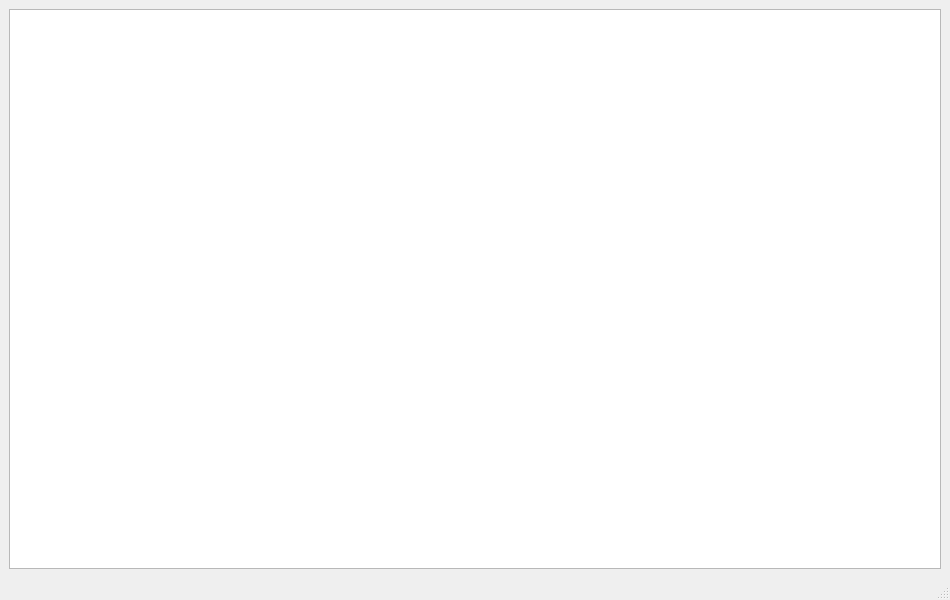
First picture: the form in code/src/mainwindow.ui, repository vdavv/GUI-CSV-Editor, before the edit.
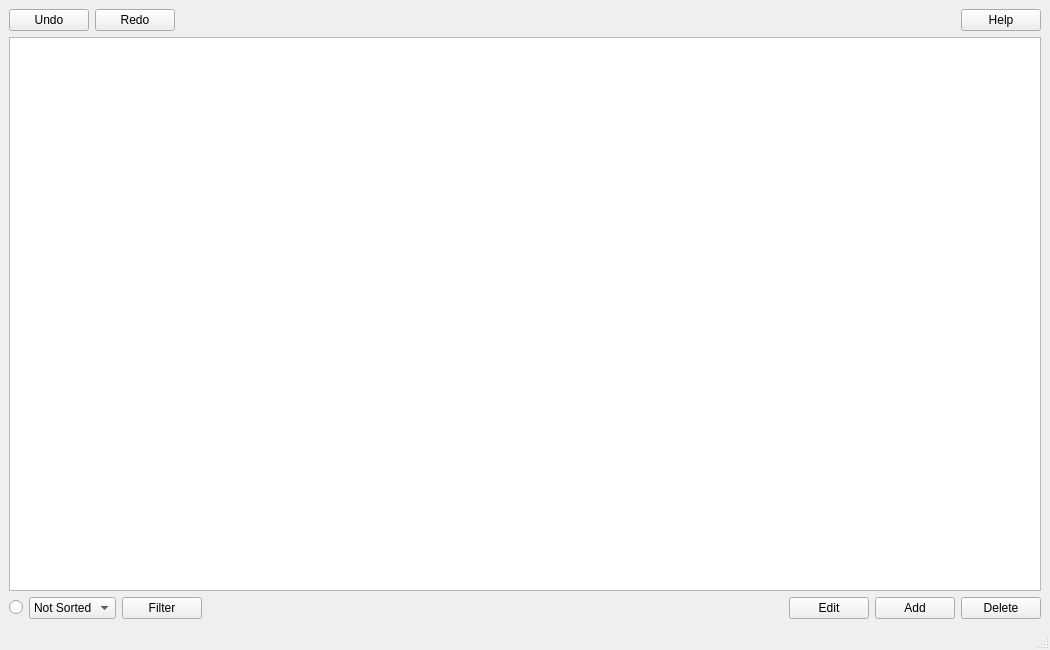
Second picture: the form after the edit. Icons and pictures are not drawn.

What changed in the file:
```diff
--- a/code/src/mainwindow.ui
+++ b/code/src/mainwindow.ui
@@ -9,8 +9,8 @@
    <rect>
     <x>0</x>
     <y>0</y>
-    <width>950</width>
-    <height>600</height>
+    <width>1050</width>
+    <height>650</height>
    </rect>
   </property>
   <property name="sizePolicy">
@@ -27,6 +27,134 @@
     <item row="0" column="0">
      <layout class="QGridLayout" name="gridLayout">
       <item row="0" column="0">
+       <layout class="QHBoxLayout" name="horizontalLayout_2">
+        <item>
+         <widget class="QPushButton" name="undoButton">
+          <property name="text">
+           <string>Undo</string>
+          </property>
+         </widget>
+        </item>
+        <item>
+         <widget class="QPushButton" name="redoButton">
+          <property name="text">
+           <string>Redo</string>
+          </property>
+         </widget>
+        </item>
+        <item>
+         <spacer name="horizontalSpacer_2">
+          <property name="orientation">
+           <enum>Qt::Horizontal</enum>
+          </property>
+          <property name="sizeHint" stdset="0">
+           <size>
+            <width>40</width>
+            <height>20</height>
+           </size>
+          </property>
+         </spacer>
+        </item>
+        <item>
+         <widget class="QPushButton" name="helpButton">
+          <property name="text">
+           <string>Help</string>
+          </property>
+         </widget>
+        </item>
+       </layout>
+      </item>
+      <item row="3" column="0">
+       <layout class="QVBoxLayout" name="verticalLayout_3">
+        <property name="spacing">
+         <number>-1</number>
+        </property>
+        <item>
+         <layout class="QHBoxLayout" name="horizontalLayout_3">
+          <property name="sizeConstraint">
+           <enum>QLayout::SetDefaultConstraint</enum>
+          </property>
+          <property name="bottomMargin">
+           <number>0</number>
+          </property>
+          <item>
+           <widget class="QRadioButton" name="orderButton">
+            <property name="text">
+             <string/>
+            </property>
+           </widget>
+          </item>
+          <item>
+           <widget class="QComboBox" name="sortBox">
+            <property name="frame">
+             <bool>true</bool>
+            </property>
+            <item>
+             <property name="text">
+              <string>Not Sorted</string>
+             </property>
+             <property name="icon">
+              <iconset theme="view-fullscreen"/>
+             </property>
+            </item>
+            <item>
+             <property name="text">
+              <string>NumMDS</string>
+             </property>
+            </item>
+            <item>
+             <property name="text">
+              <string>RateMDS</string>
+             </property>
+            </item>
+           </widget>
+          </item>
+          <item>
+           <widget class="QPushButton" name="filterButton">
+            <property name="text">
+             <string>Filter</string>
+            </property>
+           </widget>
+          </item>
+          <item>
+           <spacer name="horizontalSpacer">
+            <property name="orientation">
+             <enum>Qt::Horizontal</enum>
+            </property>
+            <property name="sizeHint" stdset="0">
+             <size>
+              <width>40</width>
+              <height>20</height>
+             </size>
+            </property>
+           </spacer>
+          </item>
+          <item>
+           <widget class="QPushButton" name="editRowButton">
+            <property name="text">
+             <string>Edit</string>
+            </property>
+           </widget>
+          </item>
+          <item>
+           <widget class="QPushButton" name="addRowButton">
+            <property name="text">
+             <string>Add</string>
+            </property>
+           </widget>
+          </item>
+          <item>
+           <widget class="QPushButton" name="removeRowButton">
+            <property name="text">
+             <string>Delete</string>
+            </property>
+           </widget>
+          </item>
+         </layout>
+        </item>
+       </layout>
+      </item>
+      <item row="1" column="0">
        <widget class="QTableView" name="tableView">
         <property name="sizePolicy">
          <sizepolicy hsizetype="Preferred" vsizetype="Preferred">
```
Left out of the diff: 2 changed lines with no effect on the pictures.
